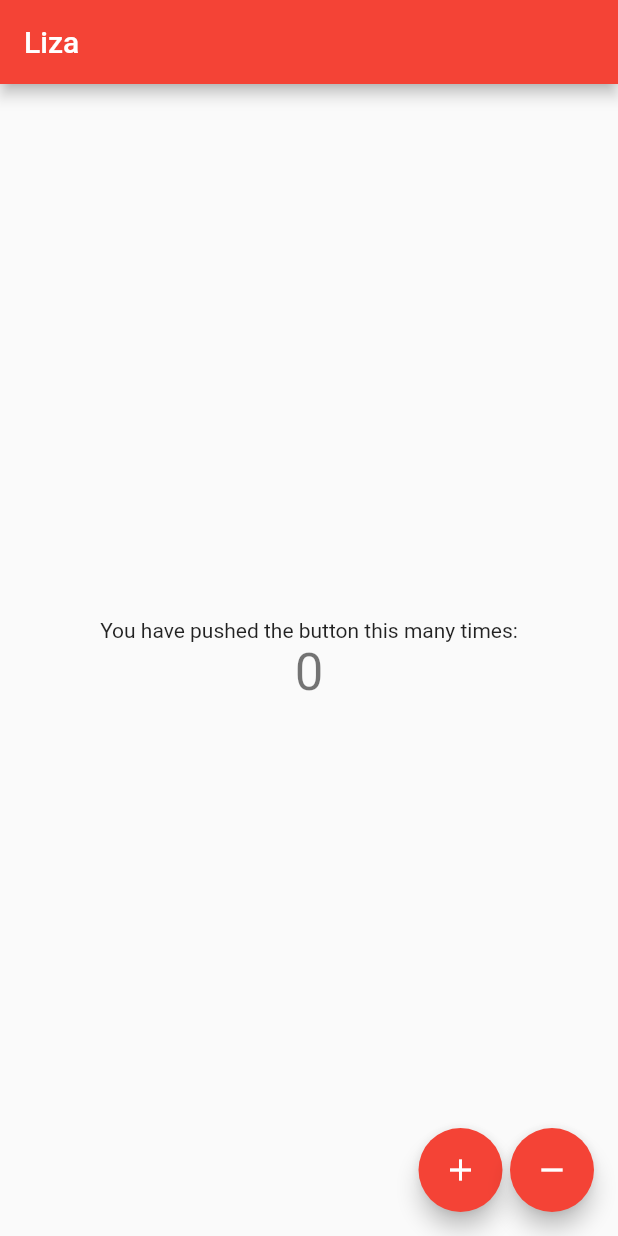
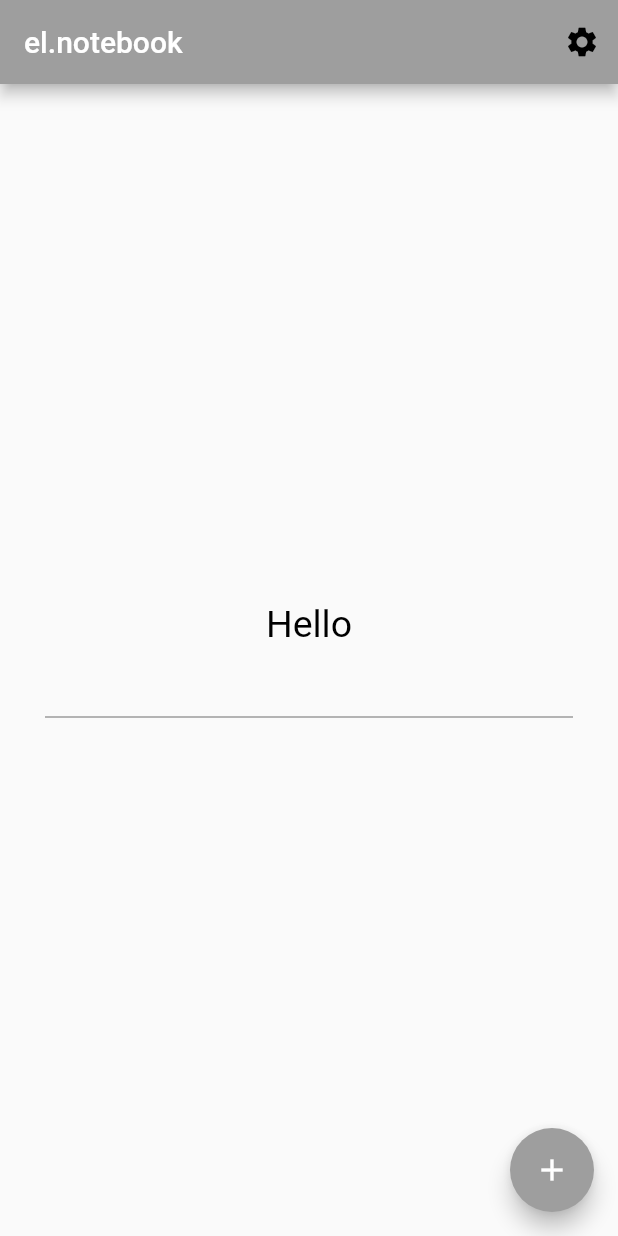
Before and after one commit to ChauveSouris/TestApp, a Flutter app: the screen it shows after launch, on a phone screen of 412 x 824 dp. Run offline on Flutter 3.47's test engine with Material 2 defaults, Android fonts, the phone set to English and light mode, and no system bars.

Commit message:
Created HomePage, ProfilePage

```diff
--- /dev/null
+++ b/lib/home_page.dart
@@ -0,0 +1,53 @@
+import 'package:app/profile_page.dart';
+import 'package:flutter/material.dart';
+
+class HomePage extends StatelessWidget {
+  const HomePage({super.key});
+
+  @override
+  Widget build(BuildContext context) {
+    return Scaffold(
+      appBar: AppBar(
+        title: const Text(
+          'el.notebook',
+          style: TextStyle(fontSize: 20, color: Colors.white),
+        ),
+        actions: [
+          IconButton(
+            onPressed: () {
+              Navigator.push(
+                context,
+                MaterialPageRoute(
+                  builder: (context) => ProfilePage(),
+                ),
+              );
+            },
+            icon: Icon(Icons.settings),
+          ),
+        ],
+      ),
+      body: Center(
+        child: Column(
+          mainAxisAlignment: MainAxisAlignment.center,
+          children: const [
+            Text(
+              'Hello',
+              style: TextStyle(fontSize: 25, color: Colors.black),
+            ),
+            Padding(
+              padding: EdgeInsets.symmetric(horizontal: 30),
+              child: TextField(),
+            ),
+          ],
+        ),
+      ),
+      floatingActionButton: FloatingActionButton(
+        onPressed: () {},
+        child: Icon(
+          Icons.add,
+          color: Colors.white,
+        ),
+      ),
+    );
+  }
+}
--- a/lib/main.dart
+++ b/lib/main.dart
@@ -1,3 +1,4 @@
+import 'package:app/home_page.dart';
 import 'package:flutter/material.dart';
 
 void main() {
@@ -10,77 +11,10 @@ class MyApp extends StatelessWidget {
   @override
   Widget build(BuildContext context) {
     return MaterialApp(
-      title: 'Flutter Demo',
       theme: ThemeData(
-        primarySwatch: Colors.red,
+        primarySwatch: Colors.grey,
       ),
-      home: const MyHomePage(title: 'Liza'),
+      home: HomePage(),
     );
   }
 }
-
-class MyHomePage extends StatefulWidget {
-  const MyHomePage({super.key, required this.title});
-
-  final String title;
-
-  @override
-  State<MyHomePage> createState() => _MyHomePageState();
-}
-
-class _MyHomePageState extends State<MyHomePage> {
-  int _counter = 0;
-
-  void _incrementCounter() {
-    setState(() {
-      _counter++;
-    });
-  }
-
-  void _decrementCounter() {
-    setState(() {
-      _counter--;
-    });
-  }
-
-  @override
-  Widget build(BuildContext context) {
-    return Scaffold(
-      appBar: AppBar(
-        title: Text(widget.title),
-      ),
-      body: Center(
-        child: Column(
-          mainAxisAlignment: MainAxisAlignment.center,
-          children: <Widget>[
-            const Text(
-              'You have pushed the button this many times:',
-            ),
-            Text(
-              '$_counter',
-              style: Theme.of(context).textTheme.headline4,
-            ),
-          ],
-        ),
-      ),
-      floatingActionButton: Row(
-        mainAxisAlignment: MainAxisAlignment.end,
-        children: [
-          FloatingActionButton(
-            onPressed: _incrementCounter,
-            tooltip: 'Increment',
-            child: const Icon(Icons.add),
-          ),
-          const SizedBox(
-            width: 5,
-          ),
-          FloatingActionButton(
-            onPressed: _decrementCounter,
-            tooltip: 'Decrement',
-            child: const Icon(Icons.remove),
-          ),
-        ],
-      ),
-    );
-  }
-}
--- /dev/null
+++ b/lib/profile_page.dart
@@ -0,0 +1,14 @@
+import 'package:flutter/material.dart';
+
+class ProfilePage extends StatelessWidget {
+  const ProfilePage({super.key});
+
+  @override
+  Widget build(BuildContext context) {
+    return Scaffold(
+      appBar: AppBar(
+        title: Text('Profile'),
+      ),
+    );
+  }
+}
```
Also changed, not shown: 16 other files.
